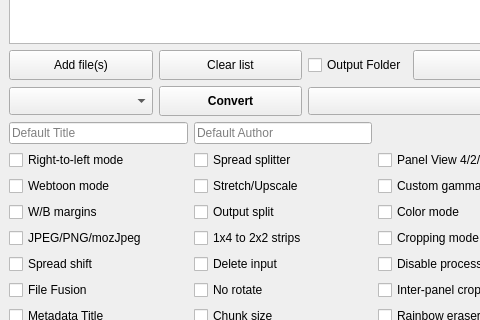
Above: gui/KCC.ui from ciromattia/kcc before the change; both pictures show x 0 to 480 and y 187 to 507 of the 566 by 718 pixel window. Below: the same form after it.
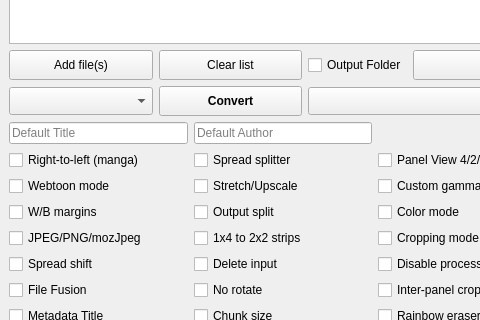
That is the form after the change. Icons and pictures are not drawn.

Commit message: rename RTL to Right-to-left (manga) (#1172)

Patch:
```diff
--- a/gui/KCC.ui
+++ b/gui/KCC.ui
@@ -65,7 +65,7 @@
           <string>&lt;html&gt;&lt;head/&gt;&lt;body&gt;&lt;p style='white-space:pre'&gt;Enable right-to-left reading.&lt;/p&gt;&lt;/body&gt;&lt;/html&gt;</string>
          </property>
          <property name="text">
-          <string>Right-to-left mode</string>
+          <string>Right-to-left (manga)</string>
          </property>
         </widget>
        </item>
```
The commit also changes 1 other file.
